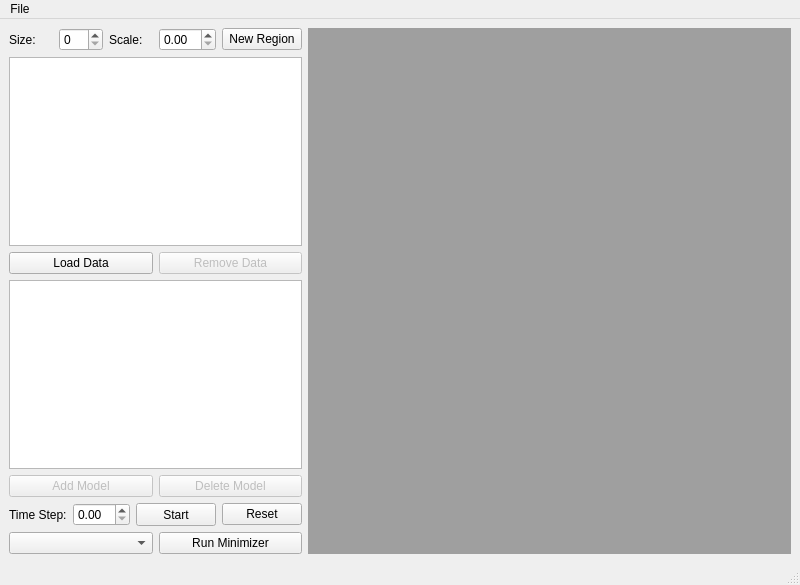
Qt form src/QT/cmaingui.ui (bkloppenborg/simtoi) before a commit.
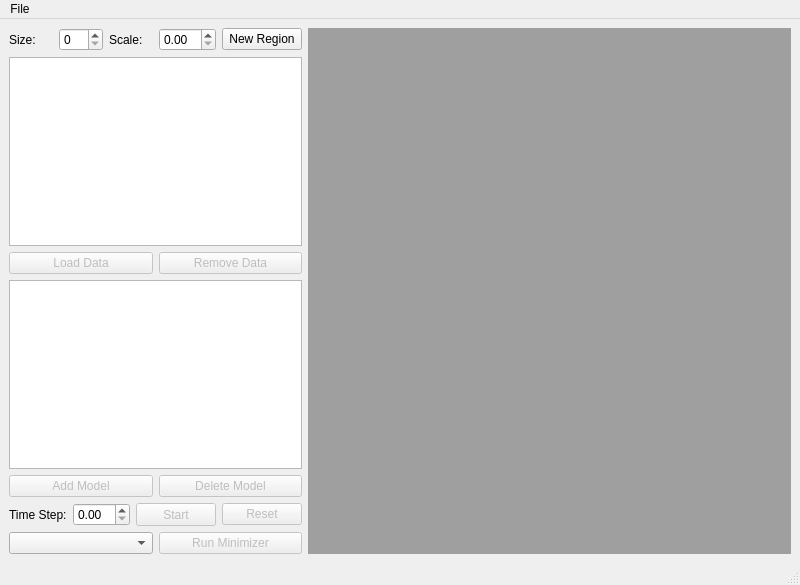
The same form after that commit.

What changed in the file:
```diff
--- a/src/QT/cmaingui.ui
+++ b/src/QT/cmaingui.ui
@@ -87,6 +87,9 @@
      <layout class="QHBoxLayout" name="horizontalLayout_2">
       <item>
        <widget class="QPushButton" name="btnLoadData">
+        <property name="enabled">
+         <bool>false</bool>
+        </property>
         <property name="text">
          <string>Load Data</string>
         </property>
@@ -111,6 +114,9 @@
       </item>
       <item>
        <widget class="QPushButton" name="btnMinimizer">
+        <property name="enabled">
+         <bool>false</bool>
+        </property>
         <property name="text">
          <string>Run Minimizer</string>
         </property>
@@ -132,6 +138,9 @@
       </item>
       <item>
        <widget class="QPushButton" name="btnStartStop">
+        <property name="enabled">
+         <bool>false</bool>
+        </property>
         <property name="sizePolicy">
          <sizepolicy hsizetype="Fixed" vsizetype="Minimum">
           <horstretch>85</horstretch>
@@ -145,6 +154,9 @@
       </item>
       <item>
        <widget class="QPushButton" name="btnReset">
+        <property name="enabled">
+         <bool>false</bool>
+        </property>
         <property name="text">
          <string>Reset</string>
         </property>
```
